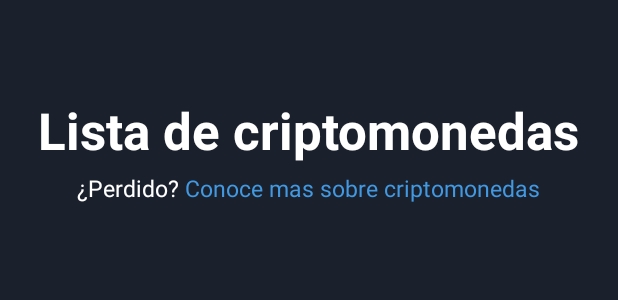
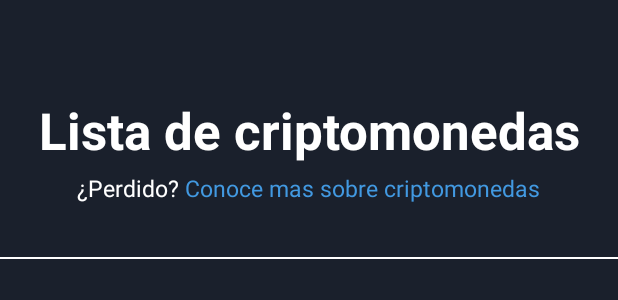
Before and after one commit to EmiLuca/Portafolio-cripto, an Android app: the layout activity_portfolio.xml on its own in the app's theme, with its tools: preview values and no code run, on a phone screen of 412 x 824 dp. Shown: the top 300 px of the screen. Run offline under Robolectric (Android 15) with nearby library versions, the phone set to English and light mode, and no system bars.

Commit message:
Modificaciones finales

```diff
--- a/app/src/main/java/com/example/tp_grupol/AprenderCripto.kt
+++ b/app/src/main/java/com/example/tp_grupol/AprenderCripto.kt
@@ -24,7 +24,7 @@ class AprenderCripto: AppCompatActivity(), PrimerFragmentoInterfaz {
     override fun onCreate(savedInstanceState: Bundle?) {
         super.onCreate(savedInstanceState)
         enableEdgeToEdge()
-        setContentView(R.layout.aprender_cripto) // ¡Corregido!
+        setContentView(R.layout.aprender_cripto)
 
         ViewCompat.setOnApplyWindowInsetsListener(findViewById(R.id.main)) { v, insets ->
             val systemBars = insets.getInsets(WindowInsetsCompat.Type.systemBars())
--- a/app/src/main/res/layout/activity_portfolio.xml
+++ b/app/src/main/res/layout/activity_portfolio.xml
@@ -15,6 +15,7 @@
         android:layout_width="wrap_content"
         android:layout_height="wrap_content"
         android:layout_gravity="center_horizontal"
+        android:gravity="center"
         android:text="Lista de criptomonedas"
         style="@style/Titulo"
         android:layout_marginBottom="5dp"/>
@@ -39,15 +40,20 @@
             android:layout_width="wrap_content"
             android:layout_height="wrap_content"
             android:text=" Conoce mas sobre criptomonedas"
-            style="@style/HipervincuoloTextViewLink"/>
+            style="@style/HipervincuoloTextViewLink"
+            android:layout_marginBottom="20dp"/>
 
     </LinearLayout>
+
+    <View
+        android:layout_width="match_parent"
+        android:layout_height="1dp"
+        android:background="@color/white"/>
 
     <androidx.recyclerview.widget.RecyclerView
         android:id="@+id/rvCoins"
         android:layout_width="match_parent"
         android:layout_height="match_parent"
-        android:layout_marginTop="20dp"
         app:layoutManager="androidx.recyclerview.widget.LinearLayoutManager"
         tools:listitem="@layout/item_coins">
 
--- a/app/src/main/res/layout/item_coins.xml
+++ b/app/src/main/res/layout/item_coins.xml
@@ -5,6 +5,7 @@
     android:layout_height="wrap_content"
     android:gravity="center"
     android:layout_weight="2"
+    android:layout_marginTop="10dp"
     android:layout_marginBottom="20dp">
 
     <TextView
--- a/app/src/main/res/values/strings.xml
+++ b/app/src/main/res/values/strings.xml
@@ -1,5 +1,5 @@
 <resources>
-    <string name="app_name">LumenVault</string>
+    <string name="app_name">CryptoPrices</string>
     <string name="toolbar"></string>
     <string name="usuario">Usuario</string>
     <string name="contraseña">Contraseña</string>
```
